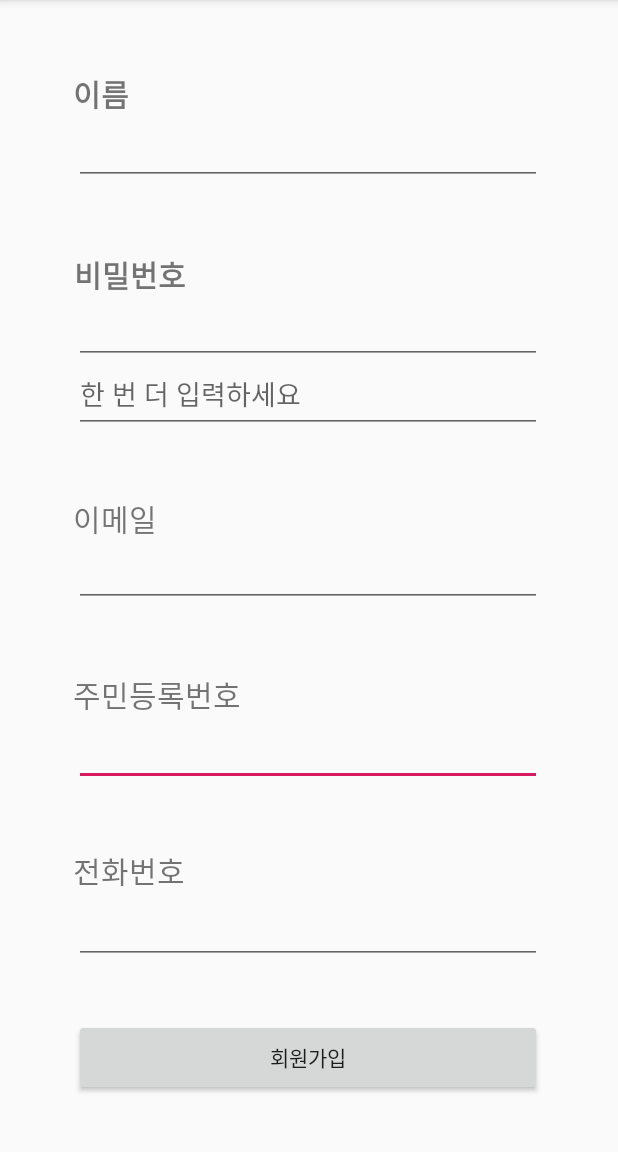
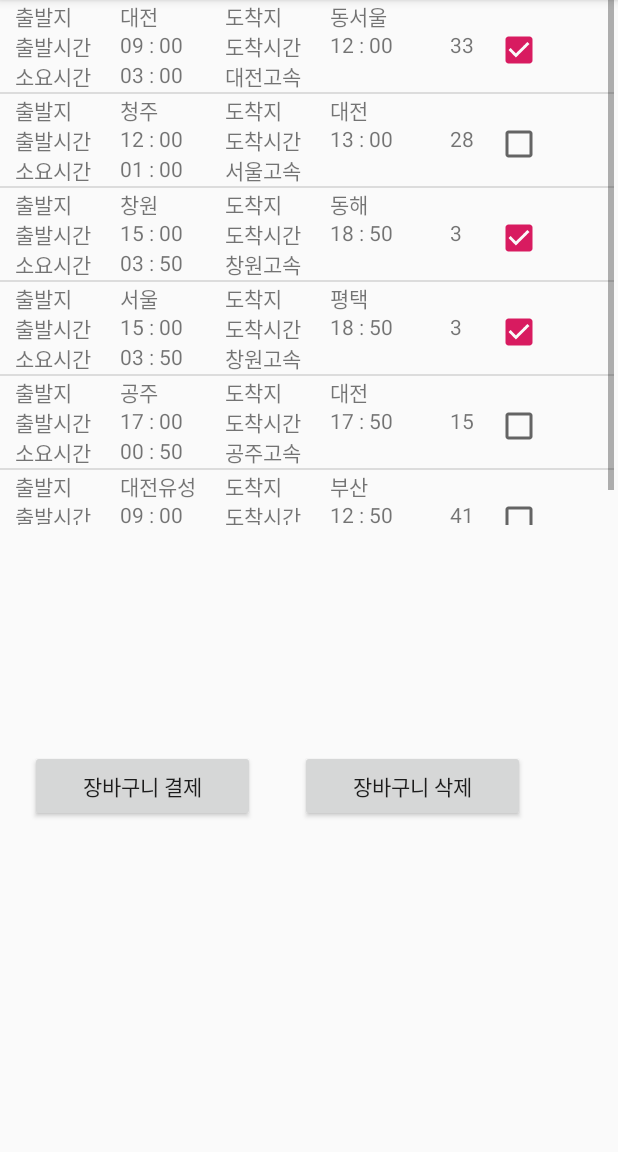
Before and after one commit to SE13KJNBus/BusTicketingApplication, an Android app: the LoginUserActivity screen opened directly, with no data from a screen before it, after a tap on "회원가입", on a phone screen of 412 x 824 dp, the part 84-1236 px from its top. Run offline under Robolectric (Android 15) with nearby library versions, the phone set to English and light mode, and no system bars.

Commit message:
add Cart

```diff
--- a/BusTicketingAPP/app/build.gradle
+++ b/BusTicketingAPP/app/build.gradle
@@ -26,4 +26,5 @@ dependencies {
     testImplementation 'junit:junit:4.12'
     androidTestImplementation 'androidx.test.ext:junit:1.1.0'
     androidTestImplementation 'androidx.test.espresso:espresso-core:3.1.1'
+    implementation 'androidx.recyclerview:recyclerview:1.0.0'
 }
--- a/BusTicketingAPP/app/src/main/AndroidManifest.xml
+++ b/BusTicketingAPP/app/src/main/AndroidManifest.xml
@@ -9,6 +9,8 @@
         android:roundIcon="@mipmap/ic_launcher_round"
         android:supportsRtl="true"
         android:theme="@style/AppTheme">
+        <activity android:name=".Cart.cart"/>
+        <activity android:name=".Cart.Cart_Item"/>
         <activity android:name=".Payment.Paying_success"/>
         <activity android:name=".Payment.Paying"/>
         <activity android:name=".Payment.PaymentWaiting"/>
--- /dev/null
+++ b/BusTicketingAPP/app/src/main/java/com/example/busticketingapp/Cart/CartAdapter.java
@@ -0,0 +1,91 @@
+package com.example.busticketingapp.Cart;
+
+import android.content.Context;
+import android.view.LayoutInflater;
+import android.view.View;
+import android.view.ViewGroup;
+import android.widget.BaseAdapter;
+import android.widget.CheckBox;
+import android.widget.TextView;
+
+import com.example.busticketingapp.R;
+
+import java.util.ArrayList;
+
+public class CartAdapter extends BaseAdapter {
+
+    LayoutInflater inflater = null;
+    ArrayList<CartData> cart_itemArrayList;
+
+    public void setCart_itemArrayList(ArrayList<CartData> givenCart_itemArrayList){
+        this.cart_itemArrayList = givenCart_itemArrayList;
+    }
+    public ArrayList<CartData> getCart_itemArrayList(){
+        return this.cart_itemArrayList;
+    }
+
+    CartAdapter(ArrayList<CartData> cart_itemArrayList){
+        this.cart_itemArrayList = cart_itemArrayList;
+    }
+    @Override
+    public int getCount() {
+        return cart_itemArrayList.size();
+    }
+
+    @Override
+    public Object getItem(int position) {
+        return null;
+    }
+
+    @Override
+    public long getItemId(int position) {
+        return 0;
+    }
+
+    @Override
+    public View getView(final int position, View convertView, ViewGroup parent) {
+
+        if (convertView == null)
+        {
+            final Context context = parent.getContext();
+            if (inflater == null)
+            {
+                inflater = (LayoutInflater) context.getSystemService(Context.LAYOUT_INFLATER_SERVICE);
+            }
+            convertView = inflater.inflate(R.layout.cart_cart_item, parent, false);
+        }
+
+        int seatNum;
+        TextView startPlaceVal = (TextView) convertView.findViewById(R.id.startPlaceValue);
+        TextView arrivePlaceVal = (TextView) convertView.findViewById(R.id.arrivePlaceValue);
+        TextView startTimeVal = (TextView) convertView.findViewById(R.id.startTimeValue);
+        TextView arriveTimeVal = (TextView) convertView.findViewById(R.id.arriveTimeValue);
+        TextView movingTimeVal = (TextView) convertView.findViewById(R.id.movingTimeValue);
+        TextView busCompanyVal = (TextView) convertView.findViewById(R.id.busCompanyValue);
+        TextView seatNumberVal = (TextView) convertView.findViewById(R.id.seatNumberValue);
+        final CheckBox checkBox = (CheckBox) convertView.findViewById(R.id.checkBox1);
+
+        startPlaceVal.setText(cart_itemArrayList.get(position).startPlace);
+        arrivePlaceVal.setText(cart_itemArrayList.get(position).arrivePlace);
+        startTimeVal.setText(cart_itemArrayList.get(position).startTime);
+        arriveTimeVal.setText(cart_itemArrayList.get(position).arriveTime);
+        movingTimeVal.setText(cart_itemArrayList.get(position).movingTime);
+        busCompanyVal.setText(cart_itemArrayList.get(position).busCompany);
+        seatNumberVal.setText(new Integer((cart_itemArrayList.get(position).seatNum)).toString());
+        checkBox.setChecked(cart_itemArrayList.get(position).checkBoxVal);
+        checkBox.setOnClickListener(new CheckBox.OnClickListener(){
+            @Override
+            public void onClick(View v) {
+                if (checkBox.isChecked()){
+                    checkBox.setChecked(true);
+                    cart_itemArrayList.get(position).checkBoxVal = true;
+                }
+                else{
+                    checkBox.setChecked(false);
+                    cart_itemArrayList.get(position).checkBoxVal = false;
+                }
+            }
+        });
+        return convertView;
+    }
+}
--- /dev/null
+++ b/BusTicketingAPP/app/src/main/java/com/example/busticketingapp/Cart/CartData.java
@@ -0,0 +1,34 @@
+package com.example.busticketingapp.Cart;
+
+public class CartData {
+    String startPlace;
+    String arrivePlace;
+    String startTime;
+    String arriveTime;
+    String movingTime;
+    String busCompany;
+    int seatNum;
+    boolean checkBoxVal;
+
+    public CartData(String startPlace, String arrivePlace, String startTime, String arriveTime, String busCompany, int seatNum, boolean checkBoxVal) {
+        this.startPlace = startPlace;
+        this.arrivePlace = arrivePlace;
+        this.startTime = startTime;
+        this.arriveTime = arriveTime;
+        this.busCompany = busCompany;
+        this.seatNum = seatNum;
+        this.checkBoxVal = checkBoxVal;
+        int hour = (Integer.valueOf(this.arriveTime.split(" : ")[0]) - Integer.valueOf(this.startTime.split(" : ")[0]));
+        int min = (Integer.valueOf(this.arriveTime.split(" : ")[1]) - Integer.valueOf(this.startTime.split(" : ")[1]));
+        if (Integer.toString(hour).length() == 1) {
+            this.movingTime = "0".concat(Integer.toString(hour)).concat(" : ");
+        } else {
+            this.movingTime = Integer.toString(hour).concat(" : ");
+        }
+        if (Integer.toString(min).length() == 1) {
+            this.movingTime = this.movingTime.concat("0".concat(Integer.toString(min)));
+        } else {
+            this.movingTime = this.movingTime.concat(Integer.toString(min));
+        }
+    }
+}
--- /dev/null
+++ b/BusTicketingAPP/app/src/main/java/com/example/busticketingapp/Cart/Cart_Item.java
@@ -0,0 +1,20 @@
+package com.example.busticketingapp.Cart;
+
+import android.os.Bundle;
+
+import androidx.appcompat.app.AppCompatActivity;
+
+import com.example.busticketingapp.R;
+
+public class Cart_Item extends AppCompatActivity {
+
+    @Override
+    protected void onCreate(Bundle savedInstanceState) {
+        super.onCreate(savedInstanceState);
+        setContentView(R.layout.cart_cart_item);
+    }
+
+    public Cart_Item(){
+
+    }
+}
--- /dev/null
+++ b/BusTicketingAPP/app/src/main/java/com/example/busticketingapp/Cart/cart.java
@@ -0,0 +1,79 @@
+package com.example.busticketingapp.Cart;
+
+import android.content.Intent;
+import android.os.Bundle;
+import android.view.View;
+import android.widget.ListView;
+import android.widget.Toast;
+
+import androidx.appcompat.app.AppCompatActivity;
+
+import com.example.busticketingapp.Payment.PaymentWaiting_Cart;
+import com.example.busticketingapp.R;
+
+import java.util.ArrayList;
+
+public class cart extends AppCompatActivity {
+
+    ListView listView;
+    CartAdapter adapter;
+    ArrayList<CartData> cart_itemArrayList = new ArrayList<>();
+
+    @Override
+    protected void onCreate(Bundle savedInstanceState) {
+        super.onCreate(savedInstanceState);
+        setContentView(R.layout.cart_cart);
+        listView = (ListView) findViewById(R.id.listview1);
+
+        CartData cartData = null;
+        cartData = new CartData("대전", "동서울", "09 : 00", "12 : 00", "대전고속", 33, true);
+        cart_itemArrayList.add(cartData);
+
+        cartData = new CartData("청주", "대전", "12 : 00", "13 : 00", "서울고속", 28, false);
+        cart_itemArrayList.add(cartData);
+
+        cartData = new CartData("창원", "동해", "15 : 00", "18 : 50", "창원고속", 3, true);
+        cart_itemArrayList.add(cartData);
+
+        cartData = new CartData("서울", "평택", "15 : 00", "18 : 50", "창원고속", 3, true);
+        cart_itemArrayList.add(cartData);
+
+        cartData = new CartData("공주", "대전", "17 : 00", "17 : 50", "공주고속", 15, false);
+        cart_itemArrayList.add(cartData);
+
+        cartData = new CartData("대전유성", "부산", "09 : 00", "12 : 50", "부산고속", 41, false);
+        cart_itemArrayList.add(cartData);
+
+        adapter = new CartAdapter(cart_itemArrayList);
+        listView.setAdapter(adapter);
+    }
+
+    public void cartRemove(View view) {
+        this.cart_itemArrayList = adapter.getCart_itemArrayList();
+
+        if (cart_itemArrayList.isEmpty()) {
+            Toast.makeText(this, "삭제할 항목이 없습니다.", Toast.LENGTH_SHORT).show();
+        } else {
+            for (int i = 0; i < cart_itemArrayList.size(); ) {
+                if (cart_itemArrayList.get(i).checkBoxVal) {
+                    cart_itemArrayList.remove(i);
+                } else {
+                    i++;
+                }
+            }
+            Toast.makeText(this, "삭제되었습니다.", Toast.LENGTH_SHORT).show();
+            adapter.setCart_itemArrayList(cart_itemArrayList);
+            listView.setAdapter(adapter);
+        }
+    }
+
+
+    public void cartPay(View view) {
+        if (cart_itemArrayList.isEmpty()) {
+            Toast.makeText(this, "결제할 항목이 없습니다.", Toast.LENGTH_SHORT).show();
+        } else {
+            Intent intent = new Intent(this, PaymentWaiting_Cart.class);
+            startActivity(intent);
+        }
+    }
+}
--- a/BusTicketingAPP/app/src/main/java/com/example/busticketingapp/LoginAndSignup/LoginUserActivity.java
+++ b/BusTicketingAPP/app/src/main/java/com/example/busticketingapp/LoginAndSignup/LoginUserActivity.java
@@ -6,6 +6,7 @@ import android.view.View;
 
 import androidx.appcompat.app.AppCompatActivity;
 
+import com.example.busticketingapp.Cart.cart;
 import com.example.busticketingapp.Payment.PaymentWaiting;
 import com.example.busticketingapp.R;
 
@@ -24,6 +25,8 @@ public class LoginUserActivity extends AppCompatActivity {
     }
 
     public void signUp(View view) {
-        Intent intent = new Intent(getApplicationContext(), SignUpActivity.class);
-        startActivity(intent);    }
+        // 주헌 : 장바구니 테스트
+        Intent intent = new Intent(getApplicationContext(), cart.class);
+        startActivity(intent);
+    }
 }
--- /dev/null
+++ b/BusTicketingAPP/app/src/main/res/layout/cart_cart.xml
@@ -0,0 +1,37 @@
+<?xml version="1.0" encoding="utf-8"?>
+<RelativeLayout xmlns:android="http://schemas.android.com/apk/res/android"
+    xmlns:app="http://schemas.android.com/apk/res-auto"
+    xmlns:tools="http://schemas.android.com/tools"
+    android:layout_width="wrap_content"
+    android:layout_height="wrap_content"
+    tools:context=".Cart.cart">
+
+
+    <ListView
+        android:id="@+id/listview1"
+        android:layout_width="409dp"
+        android:layout_height="350dp" />
+
+    <Button
+        android:id="@+id/cart_pay"
+        android:layout_width="150dp"
+        android:layout_height="wrap_content"
+        android:layout_marginLeft="20dp"
+        android:layout_marginRight="60dp"
+        android:layout_marginTop="500dp"
+        android:onClick="cartPay"
+        android:layout_weight="1"
+        android:text="장바구니 결제" />
+
+    <Button
+        android:id="@+id/cart_remove"
+        android:layout_width="150dp"
+        android:layout_height="wrap_content"
+        android:layout_marginLeft="200dp"
+        android:layout_marginRight="600dp"
+        android:onClick="cartRemove"
+        android:layout_marginTop="500dp"
+        android:layout_weight="1"
+        android:text="장바구니 삭제" />
+
+</RelativeLayout>
--- /dev/null
+++ b/BusTicketingAPP/app/src/main/res/layout/cart_cart_item.xml
@@ -0,0 +1,125 @@
+<?xml version="1.0" encoding="utf-8"?>
+<RelativeLayout xmlns:android="http://schemas.android.com/apk/res/android"
+    xmlns:app="http://schemas.android.com/apk/res-auto"
+    xmlns:tools="http://schemas.android.com/tools"
+    android:layout_width="match_parent"
+    android:layout_height="match_parent"
+    android:id="@+id/list_item"
+    tools:context=".Cart.Cart_Item">
+
+    <TextView
+        android:id="@+id/startPlace"
+        android:layout_width="wrap_content"
+        android:layout_height="wrap_content"
+        android:layout_marginLeft="10dp"
+        android:text="출발지"
+        tools:layout_editor_absoluteX="69dp"
+        tools:layout_editor_absoluteY="74dp" />
+
+    <TextView
+        android:id="@+id/startPlaceValue"
+        android:layout_width="wrap_content"
+        android:layout_height="wrap_content"
+        android:layout_marginLeft="80dp"
+        android:text="TextView"
+        tools:layout_editor_absoluteX="69dp"
+        tools:layout_editor_absoluteY="74dp" />
+    <TextView
+        android:id="@+id/arrivePlace"
+        android:layout_width="wrap_content"
+        android:layout_height="wrap_content"
+        android:layout_marginLeft="150dp"
+        android:text="도착지"
+        tools:layout_editor_absoluteX="69dp"
+        tools:layout_editor_absoluteY="74dp" />
+    <TextView
+        android:id="@+id/arrivePlaceValue"
+        android:layout_width="wrap_content"
+        android:layout_height="wrap_content"
+        android:layout_marginLeft="220dp"
+        android:text="TextView"
+        tools:layout_editor_absoluteX="69dp"
+        tools:layout_editor_absoluteY="74dp" />
+    <TextView
+        android:id="@+id/startTime"
+        android:layout_width="wrap_content"
+        android:layout_height="wrap_content"
+        android:layout_marginLeft="10dp"
+        android:layout_marginTop="20dp"
+        android:text="출발시간"
+        tools:layout_editor_absoluteX="69dp"
+        tools:layout_editor_absoluteY="74dp" />
+    <TextView
+        android:id="@+id/startTimeValue"
+        android:layout_width="wrap_content"
+        android:layout_height="wrap_content"
+        android:layout_marginLeft="80dp"
+        android:layout_marginTop="20dp"
+        android:text="TextView"
+        tools:layout_editor_absoluteX="69dp"
+        tools:layout_editor_absoluteY="74dp" />
+    <TextView
+        android:id="@+id/arriveTime"
+        android:layout_width="wrap_content"
+        android:layout_height="wrap_content"
+        android:text="도착시간"
+        android:layout_marginLeft="150dp"
+        android:layout_marginTop="20dp"
+        tools:layout_editor_absoluteX="69dp"
+        tools:layout_editor_absoluteY="74dp" />
+    <TextView
+        android:id="@+id/arriveTimeValue"
+        android:layout_width="wrap_content"
+        android:layout_height="wrap_content"
+        android:layout_marginLeft="220dp"
+        android:layout_marginTop="20dp"
+        android:text="TextView"
+        tools:layout_editor_absoluteX="69dp"
+        tools:layout_editor_absoluteY="74dp" />
+    <TextView
+        android:id="@+id/movingTime"
+        android:layout_width="wrap_content"
+        android:layout_height="wrap_content"
+        android:text="소요시간"
+        android:layout_marginLeft="10dp"
+        android:layout_marginTop="40dp"
+        tools:layout_editor_absoluteX="69dp"
+        tools:layout_editor_absoluteY="74dp" />
+    <TextView
+        android:id="@+id/movingTimeValue"
+        android:layout_width="wrap_content"
+        android:layout_height="wrap_content"
+        android:layout_marginLeft="80dp"
+        android:layout_marginTop="40dp"
+        android:text="TextView"
+        tools:layout_editor_absoluteX="69dp"
+        tools:layout_editor_absoluteY="74dp" />
+    <TextView
+        android:id="@+id/busCompanyValue"
+        android:layout_width="wrap_content"
+        android:layout_height="wrap_content"
+        android:layout_marginLeft="150dp"
+        android:layout_marginTop="40dp"
+        android:text="TextView"
+        tools:layout_editor_absoluteX="69dp"
+        tools:layout_editor_absoluteY="74dp" />
+    <TextView
+        android:id="@+id/seatNumberValue"
+        android:layout_width="wrap_content"
+        android:layout_height="wrap_content"
+        android:layout_marginLeft="300dp"
+        android:layout_marginTop="20dp"
+        android:text="45"
+        tools:layout_editor_absoluteX="69dp"
+        tools:layout_editor_absoluteY="74dp" />
+
+    <CheckBox
+        android:id="@+id/checkBox1"
+        android:layout_width="30dp"
+        android:layout_height="30dp"
+        android:layout_marginLeft="330dp"
+        android:layout_marginTop="18dp"
+        android:layout_weight="1"
+        android:clickable="true"
+        android:focusable="false" />
+</RelativeLayout>
```
